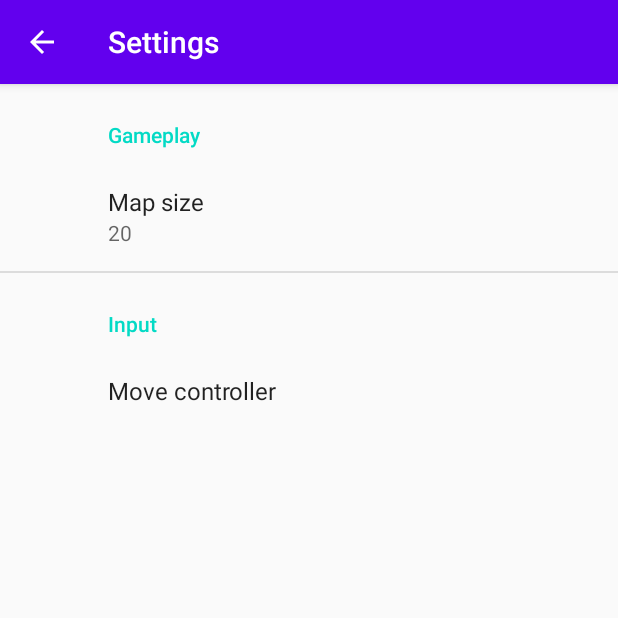
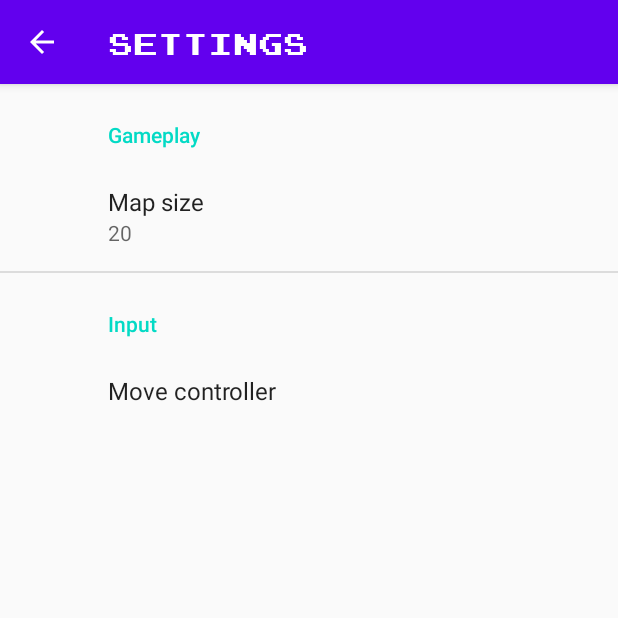
Before and after one commit to F1uctus/escape-from-castilla, an Android app: the screen it shows after launch (SettingsActivity), after a tap on "SETTINGS", on a phone screen of 412 x 824 dp, the top half of it. Run offline under Robolectric (Android 15) with nearby library versions, the phone set to English and light mode, and no system bars; our stand-ins replace androidx.preference; libraries missing offline, so code that uses them is left out: com.crown, com.crown.common, com.crown.i18n, com.crown.maps, com.crown.time; 5 statements that could not run were skipped.

Commit message:
Interface improvements

```diff
--- a/app/src/main/AndroidManifest.xml
+++ b/app/src/main/AndroidManifest.xml
@@ -16,7 +16,8 @@
         <activity
             android:name=".ui.GameActivity"
             android:theme="@android:style/Theme.Black.NoTitleBar.Fullscreen" />
-        <activity android:name=".ui.MainActivity">
+        <activity
+            android:name=".ui.MainActivity">
             <intent-filter>
                 <action android:name="android.intent.action.MAIN" />
 
--- a/app/src/main/java/com/nntc/escapefromcastilla/ui/MainActivity.java
+++ b/app/src/main/java/com/nntc/escapefromcastilla/ui/MainActivity.java
@@ -4,6 +4,7 @@ import android.content.Intent;
 import android.os.Bundle;
 import android.util.Log;
 import android.view.View;
+import android.view.WindowManager;
 
 import androidx.appcompat.app.AppCompatActivity;
 
@@ -11,14 +12,21 @@ import com.crown.i18n.I18n;
 import com.nntc.escapefromcastilla.R;
 
 import java.util.HashMap;
+import java.util.Locale;
 import java.util.ResourceBundle;
 
 public class MainActivity extends AppCompatActivity {
     public static final HashMap<String, ResourceBundle> bundles = new HashMap<>();
+    public static final String locale = Locale.getDefault().getLanguage();
 
     @Override
     protected void onCreate(Bundle savedInstanceState) {
         super.onCreate(savedInstanceState);
+        getSupportActionBar().hide();
+        getWindow().setFlags(
+            WindowManager.LayoutParams.FLAG_FULLSCREEN,
+            WindowManager.LayoutParams.FLAG_FULLSCREEN
+        );
         setContentView(R.layout.activity_main);
 
         Log.d("Icons", "Initializing...");
@@ -41,4 +49,23 @@ public class MainActivity extends AppCompatActivity {
         Intent intent = new Intent(this, SettingsActivity.class);
         startActivity(intent);
     }
+
+//    /**
+//     * Using reflection to override default typeface
+//     * NOTICE: DO NOT FORGET TO SET TYPEFACE FOR APP THEME AS DEFAULT TYPEFACE WHICH WILL BE OVERRIDDEN
+//     * @param context to work with assets
+//     * @param defaultFontNameToOverride for example "monospace"
+//     * @param customFontFileNameInAssets file name of the font from assets
+//     */
+//    public static void overrideFont(Context context, String defaultFontNameToOverride, String customFontFileNameInAssets) {
+//        try {
+//            final Typeface customFontTypeface = Typeface.createFromAsset(context.getAssets(), customFontFileNameInAssets);
+//
+//            final Field defaultFontTypefaceField = Typeface.class.getDeclaredField(defaultFontNameToOverride);
+//            defaultFontTypefaceField.setAccessible(true);
+//            defaultFontTypefaceField.set(null, customFontTypeface);
+//        } catch (Exception e) {
+//            Log.e("Can not set custom font " + customFontFileNameInAssets + " instead of " + defaultFontNameToOverride);
+//        }
+//    }
 }
--- a/app/src/main/res/layout/activity_game_joystick.xml
+++ b/app/src/main/res/layout/activity_game_joystick.xml
@@ -8,10 +8,7 @@
 
     <TextView
         android:id="@+id/status"
-        android:layout_width="match_parent"
-        android:layout_height="40dp"
-        android:layout_marginBottom="10dp"
-        android:gravity="center"
+        style="@style/GameStatusBar"
         app:layout_constraintBottom_toTopOf="@id/view"
         app:layout_constraintEnd_toEndOf="parent"
         app:layout_constraintStart_toStartOf="parent"
--- a/app/src/main/res/xml/root_preferences.xml
+++ b/app/src/main/res/xml/root_preferences.xml
@@ -1,20 +1,23 @@
-<PreferenceScreen xmlns:app="http://schemas.android.com/apk/res-auto"
-    xmlns:android="http://schemas.android.com/apk/res/android">
+<PreferenceScreen xmlns:android="http://schemas.android.com/apk/res/android"
+    xmlns:app="http://schemas.android.com/apk/res-auto">
 
-    <PreferenceCategory app:title="@string/gameplay">
+    <PreferenceCategory
+        app:title="@string/gameplay">
 
         <EditTextPreference
+            android:inputType="number"
             app:defaultValue="20"
             app:dialogTitle="@string/map_size"
             app:key="mapSize"
-            android:inputType="number"
             app:summary="@string/description_mapSize"
             app:title="@string/map_size"
             app:useSimpleSummaryProvider="true" />
 
     </PreferenceCategory>
 
-    <PreferenceCategory app:title="@string/input">
+    <PreferenceCategory
+        app:title="@string/input">
+
         <DropDownPreference
             app:entries="@array/moveControls"
             app:entryValues="@array/moveControls"
```
Also changed, not shown: app/src/main/java/com/nntc/escapefromcastilla/ui/GameActivity.java (+18 -4 lines), app/src/main/res/font/regular.xml (added, +7 -0 lines), app/src/main/res/layout/activity_game_arrows.xml (+5 -12 lines), app/src/main/res/layout/activity_main.xml (+6 -3 lines), app/src/main/res/values/styles.xml (+15 -0 lines), app/src/main/res/font/joystix.ttf (added).
